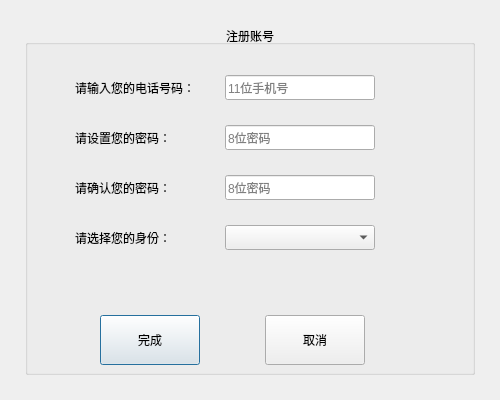
Vladimir2506/ProjectCpp, file ProjectFrontend/RegisterForm.ui: the form before one commit.
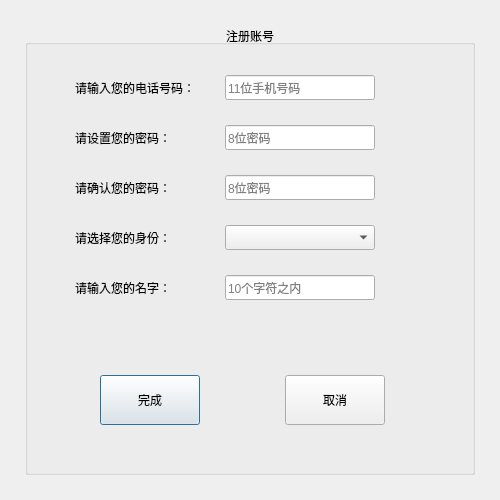
The form after the commit.

Diff of the .ui file:
```diff
--- a/ProjectFrontend/RegisterForm.ui
+++ b/ProjectFrontend/RegisterForm.ui
@@ -13,7 +13,7 @@
     <x>0</x>
     <y>0</y>
     <width>500</width>
-    <height>400</height>
+    <height>500</height>
    </rect>
   </property>
   <property name="sizePolicy">
@@ -25,13 +25,13 @@
   <property name="minimumSize">
    <size>
     <width>500</width>
-    <height>400</height>
+    <height>500</height>
    </size>
   </property>
   <property name="maximumSize">
    <size>
     <width>500</width>
-    <height>400</height>
+    <height>500</height>
    </size>
   </property>
   <property name="windowTitle">
@@ -43,19 +43,19 @@
      <x>25</x>
      <y>25</y>
      <width>450</width>
-     <height>350</height>
+     <height>450</height>
     </rect>
    </property>
    <property name="minimumSize">
     <size>
      <width>450</width>
-     <height>350</height>
+     <height>450</height>
     </size>
    </property>
    <property name="maximumSize">
     <size>
      <width>450</width>
-     <height>350</height>
+     <height>450</height>
     </size>
    </property>
    <property name="whatsThis">
@@ -138,7 +138,7 @@
      <number>11</number>
     </property>
     <property name="placeholderText">
-     <string>11位手机号</string>
+     <string>11位手机号码</string>
     </property>
    </widget>
    <widget class="QLineEdit" name="lePW">
@@ -167,7 +167,7 @@
     <property name="geometry">
      <rect>
       <x>75</x>
-      <y>290</y>
+      <y>350</y>
       <width>100</width>
       <height>50</height>
      </rect>
@@ -179,8 +179,8 @@
    <widget class="QPushButton" name="btnCancel">
     <property name="geometry">
      <rect>
-      <x>240</x>
-      <y>290</y>
+      <x>260</x>
+      <y>350</y>
       <width>100</width>
       <height>50</height>
      </rect>
@@ -193,7 +193,7 @@
     <property name="geometry">
      <rect>
       <x>50</x>
-      <y>250</y>
+      <y>300</y>
       <width>350</width>
       <height>25</height>
      </rect>
@@ -282,6 +282,45 @@
      <number>-1</number>
     </property>
    </widget>
+   <widget class="QLabel" name="lblName">
+    <property name="geometry">
+     <rect>
+      <x>50</x>
+      <y>250</y>
+      <width>150</width>
+      <height>25</height>
+     </rect>
+    </property>
+    <property name="text">
+     <string>请输入您的名字：</string>
+    </property>
+   </widget>
+   <widget class="QLineEdit" name="leName">
+    <property name="geometry">
+     <rect>
+      <x>200</x>
+      <y>250</y>
+      <width>150</width>
+      <height>25</height>
+     </rect>
+    </property>
+    <property name="placeholderText">
+     <string>10个字符之内</string>
+    </property>
+   </widget>
+   <widget class="QLabel" name="lblState4">
+    <property name="geometry">
+     <rect>
+      <x>375</x>
+      <y>250</y>
+      <width>25</width>
+      <height>25</height>
+     </rect>
+    </property>
+    <property name="text">
+     <string/>
+    </property>
+   </widget>
   </widget>
  </widget>
  <layoutdefault spacing="6" margin="11"/>
```
Left out of the diff: 73 changed lines with no effect on the pictures.
